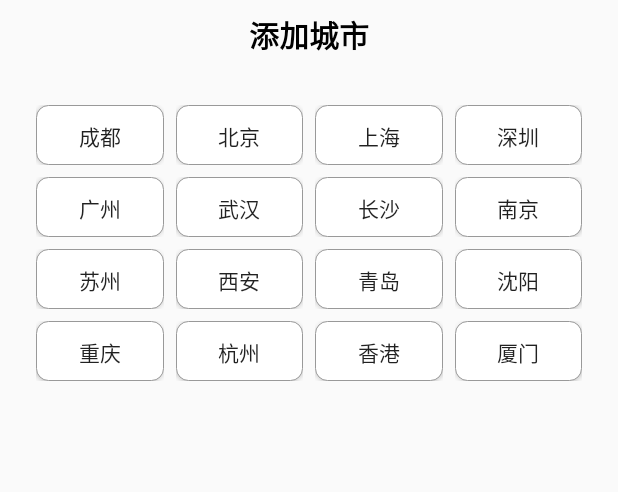
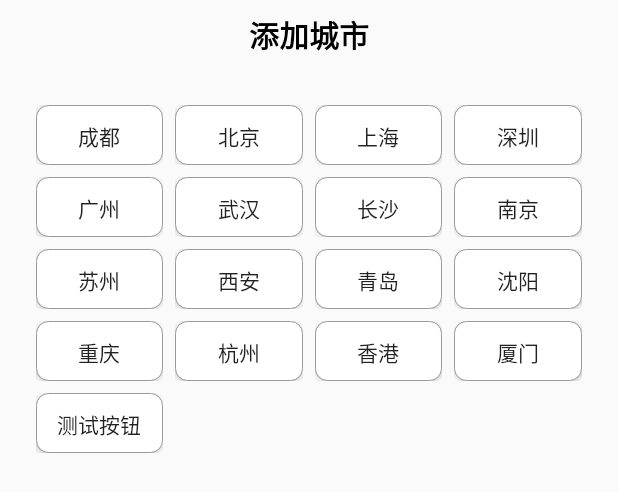
Before and after one commit to Skandinaviske/WeatherApp, an Android app: the layout bottom_sheet_dialog.xml on its own in the app's theme, with its tools: preview values and no code run, on a phone screen of 412 x 824 dp. Shown: the top 492 px of the screen. Run offline under Robolectric (Android 15) with nearby library versions, the phone set to English and light mode, and no system bars.

Commit message:
Finish bind BottomSheetDialog

```diff
--- a/app/src/main/java/com/example/myweatherapp/database/AppDatabase.kt
+++ b/app/src/main/java/com/example/myweatherapp/database/AppDatabase.kt
@@ -23,6 +23,7 @@ abstract class AppDatabase : RoomDatabase() {
 
         private fun buildDatabase(appContext: Context) =
             Room.databaseBuilder(appContext, AppDatabase::class.java, "weatherdata")
+                .allowMainThreadQueries()
                 .build()
     }
 
--- a/app/src/main/java/com/example/myweatherapp/repository/Repository.kt
+++ b/app/src/main/java/com/example/myweatherapp/repository/Repository.kt
@@ -2,7 +2,6 @@ package com.example.myweatherapp.repository
 
 import android.annotation.SuppressLint
 import android.app.Application
-import android.content.Context
 import android.os.Build
 import android.util.Log
 import androidx.annotation.RequiresApi
@@ -82,8 +81,8 @@ class Repository {
                         val db = AppDatabase.getDatabase(application)
                         db.DataDao().insert(dataModel)
 
-                        val basicModel1 = db.DataDao().getData("chengdu")
-                        Log.d("TestLiang", "result =${basicModel1.temperature}")
+//                        val basicModel1 = db.DataDao().getData("chengdu")
+//                        Log.d("TestLiang", "result =${basicModel1.temperature}")
                         //Log.d("CurrentWeather", temperature + weatherBackground + weathertype)
                     }
 
--- a/app/src/main/java/com/example/myweatherapp/util/BindingAdapter.kt
+++ b/app/src/main/java/com/example/myweatherapp/util/BindingAdapter.kt
@@ -40,7 +40,5 @@ class BindingAdapter {
         fun setImageResource(imageView: ImageView, resource: Int) {
             imageView.setImageResource(resource)
         }
-
-
     }
 }
--- a/app/src/main/java/com/example/myweatherapp/viewmodel/MyViewModel.kt
+++ b/app/src/main/java/com/example/myweatherapp/viewmodel/MyViewModel.kt
@@ -5,30 +5,53 @@ import android.app.Application
 import android.content.Context
 import android.content.Intent
 import android.util.Log
+import android.view.LayoutInflater
 import android.view.View
+import androidx.databinding.DataBindingUtil
+import androidx.databinding.DataBindingUtil.setContentView
 import androidx.lifecycle.AndroidViewModel
 import androidx.lifecycle.LiveData
 import androidx.lifecycle.MutableLiveData
-import androidx.lifecycle.ViewModel
 import com.example.myweatherapp.R
 import com.example.myweatherapp.adapter.BasicModel
+import com.example.myweatherapp.database.AppDatabase
+import com.example.myweatherapp.database.DataModel
+import com.example.myweatherapp.databinding.BottomSheetDialogBinding
 import com.example.myweatherapp.repository.Repository
 import com.example.myweatherapp.view.AddCityActivity
 import com.google.android.material.bottomsheet.BottomSheetDialog
 
 
-class MyViewModel(application: Application): AndroidViewModel(application) {
+class MyViewModel(application: Application) : AndroidViewModel(application) {
     private var textLiveDataforNow: MutableLiveData<ArrayList<String>>? = null
     private var textLiveDataforLocation: MutableLiveData<ArrayList<String>>? = null
     private var textLiveDataforDaily: MutableLiveData<ArrayList<BasicModel>>? = null
 
     private var repository = Repository()
 
-    fun init(cityname: String){
+    fun init(cityname: String) {
         repository = repository.instance
         textLiveDataforNow = repository.getNowInfo(cityname, getApplication())
         textLiveDataforLocation = repository.getLocationInfo(cityname)
         textLiveDataforDaily = repository.getDailyInfo(cityname)
+    }
+
+    fun addinDatabase(cityname: String) {
+        repository = repository.instance
+        Log.d("TestLiang", "Let us know that we r still rock n roll")
+        textLiveDataforNow = repository.getNowInfo(cityname, getApplication())
+    }
+
+    fun test() {
+        Log.d("TestLiang", "Let us know Winner")
+    }
+
+    fun showDatabase() {
+        val db = AppDatabase.getDatabase(getApplication())
+        val arrListDatabase: List<DataModel> = db.DataDao().getAllData()
+        for (i in arrListDatabase) {
+            Log.d("DataItem", "城市=" + i.city + " 温度=" + i.temperature + " 天气" + i.type)
+        }
     }
 
     val repositoryforNow: LiveData<ArrayList<String>>?
@@ -40,16 +63,15 @@ class MyViewModel(application: Application): AndroidViewModel(application) {
     val repositoryforDaily: LiveData<ArrayList<BasicModel>>?
         get() = textLiveDataforDaily
 
-    fun clicktoAddCity(view: View, cityname: String){
+    fun clicktoAddCity(view: View, cityname: String) {
         val context: Context = view.context
         Log.d("TestLiang", "Cityname is $cityname")
-        val intent:Intent = Intent(context, AddCityActivity::class.java)
-        intent.putExtra("cityname",cityname)
+        val intent: Intent = Intent(context, AddCityActivity::class.java)
+        intent.putExtra("cityname", cityname)
         context.startActivity(intent)
     }
 
     fun onFinish(view: View) {
-        //val context: Context = view.context
         (view.context as Activity).finish()
     }
 
@@ -58,8 +80,15 @@ class MyViewModel(application: Application): AndroidViewModel(application) {
     }
 
     private fun showBottomSheetDialog(context: Context) {
+        val binding: BottomSheetDialogBinding = DataBindingUtil.inflate(
+            LayoutInflater.from(context),
+            R.layout.bottom_sheet_dialog,
+            null,
+            false
+        )
+        binding.viewModel = this
         val bottomSheetDialog = BottomSheetDialog(context)
-        bottomSheetDialog.setContentView(R.layout.bottom_sheet_dialog)
+        bottomSheetDialog.setContentView(binding.root);
         bottomSheetDialog.show()
     }
 }
--- a/app/src/main/res/layout/activity_main.xml
+++ b/app/src/main/res/layout/activity_main.xml
@@ -4,9 +4,7 @@
     xmlns:tools="http://schemas.android.com/tools">
 
     <data>
-
         <import type="android.view.View" />
-
         <variable
             name="viewModel"
             type="com.example.myweatherapp.viewmodel.MyViewModel" />
--- a/app/src/main/res/layout/bottom_sheet_dialog.xml
+++ b/app/src/main/res/layout/bottom_sheet_dialog.xml
@@ -1,18 +1,27 @@
 <?xml version="1.0" encoding="utf-8"?>
-<LinearLayout xmlns:android="http://schemas.android.com/apk/res/android"
-    xmlns:app="http://schemas.android.com/apk/res-auto"
-    android:orientation="vertical"
+<layout xmlns:android="http://schemas.android.com/apk/res/android"
+    xmlns:app="http://schemas.android.com/apk/res-auto">
+
+    <data>
+        <import type="android.view.View" />
+        <variable
+            name="viewModel"
+            type="com.example.myweatherapp.viewmodel.MyViewModel" />
+    </data>
+
+    <LinearLayout
         android:layout_width="match_parent"
-    android:layout_height="match_parent">
+        android:layout_height="wrap_content"
+        android:orientation="vertical">
 
         <TextView
             android:layout_width="wrap_content"
             android:layout_height="wrap_content"
-        android:text="添加城市"
             android:layout_gravity="center_vertical|center_horizontal"
             android:padding="8dp"
+            android:text="添加城市"
+            android:textColor="@color/black"
             android:textSize="20dp"
-        android:textColor="@color/black"
             android:textStyle="bold" />
 
 
@@ -21,8 +30,8 @@
             android:layout_width="match_parent"
             android:layout_height="wrap_content"
             android:layout_marginStart="20dp"
+            android:layout_marginTop="20dp"
             android:layout_marginEnd="20dp"
-        android:layout_marginTop="20dp"
             android:layout_marginBottom="50dp"
             app:columnCount="4"
             app:orientation="horizontal"
@@ -30,247 +39,265 @@
             app:useDefaultMargins="true">
 
             <LinearLayout
+                android:layout_width="0dp"
+                android:layout_height="40dp"
                 android:orientation="horizontal"
-            android:layout_width="0dp"
-            app:layout_columnWeight="1"
-            android:layout_height="40dp"
-            >
+                app:layout_columnWeight="1">
 
                 <Button
+                    android:layout_width="fill_parent"
+                    android:layout_height="fill_parent"
+                    android:background="@drawable/selector_btn_click_text_color"
                     android:gravity="center"
-                app:layout_rowWeight="1"
-                android:background="@drawable/selector_btn_click_text_color"
                     android:text="成都"
-                android:layout_height="fill_parent"
-                android:layout_width="fill_parent" />
+                    app:layout_rowWeight="1" />
             </LinearLayout>
 
             <LinearLayout
+                android:layout_width="0dp"
+                android:layout_height="40dp"
                 android:orientation="horizontal"
-            android:layout_width="0dp"
-            app:layout_columnWeight="1"
-            android:layout_height="40dp">
+                app:layout_columnWeight="1">
 
                 <Button
+                    android:layout_width="fill_parent"
+                    android:layout_height="fill_parent"
+                    android:background="@drawable/selector_btn_click_text_color"
                     android:gravity="center"
+                    android:text="北京"
                     app:layout_rowWeight="1"
-                android:background="@drawable/selector_btn_click_text_color"
-                android:text="北京"
-                android:layout_height="fill_parent"
-                android:layout_width="fill_parent" />
+                    android:onClick='@{(v) -> viewModel.test()}'/>
             </LinearLayout>
 
             <LinearLayout
+                android:layout_width="0dp"
+                android:layout_height="40dp"
                 android:orientation="horizontal"
-            android:layout_width="0dp"
-            app:layout_columnWeight="1"
-            android:layout_height="40dp">
+                app:layout_columnWeight="1">
 
                 <Button
+                    android:layout_width="fill_parent"
+                    android:layout_height="fill_parent"
+                    android:background="@drawable/selector_btn_click_text_color"
                     android:gravity="center"
+                    android:text="上海"
                     app:layout_rowWeight="1"
-                android:background="@drawable/selector_btn_click_text_color"
-                android:text="上海"
-                android:layout_height="fill_parent"
-                android:layout_width="fill_parent" />
+                    android:onClick='@{(v) -> viewModel.addinDatabase("shanghai")}'/>
             </LinearLayout>
 
             <LinearLayout
+                android:layout_width="0dp"
+                android:layout_height="40dp"
                 android:orientation="horizontal"
-            android:layout_width="0dp"
-            app:layout_columnWeight="1"
-            android:layout_height="40dp">
+                app:layout_columnWeight="1">
 
                 <Button
+                    android:layout_width="fill_parent"
+                    android:layout_height="fill_parent"
+                    android:background="@drawable/selector_btn_click_text_color"
                     android:gravity="center"
+                    android:text="深圳"
                     app:layout_rowWeight="1"
-                android:background="@drawable/selector_btn_click_text_color"
-                android:text="深圳"
-                android:layout_height="fill_parent"
-                android:layout_width="fill_parent" />
+                    android:onClick='@{(v) -> viewModel.addinDatabase("shenzhen")}'/>
             </LinearLayout>
 
             <LinearLayout
+                android:layout_width="0dp"
+                android:layout_height="40dp"
                 android:orientation="horizontal"
-            android:layout_width="0dp"
-            app:layout_columnWeight="1"
-            android:layout_height="40dp">
+                app:layout_columnWeight="1">
 
                 <Button
+                    android:layout_width="fill_parent"
+                    android:layout_height="fill_parent"
+                    android:background="@drawable/selector_btn_click_text_color"
                     android:gravity="center"
-                app:layout_rowWeight="1"
-                android:background="@drawable/selector_btn_click_text_color"
                     android:text="广州"
-                android:layout_height="fill_parent"
-                android:layout_width="fill_parent" />
+                    app:layout_rowWeight="1" />
             </LinearLayout>
 
             <LinearLayout
+                android:layout_width="0dp"
+                android:layout_height="40dp"
                 android:orientation="horizontal"
-            android:layout_width="0dp"
-            app:layout_columnWeight="1"
-            android:layout_height="40dp">
+                app:layout_columnWeight="1">
 
                 <Button
+                    android:layout_width="fill_parent"
+                    android:layout_height="fill_parent"
+                    android:background="@drawable/selector_btn_click_text_color"
                     android:gravity="center"
-                app:layout_rowWeight="1"
-                android:background="@drawable/selector_btn_click_text_color"
                     android:text="武汉"
-                android:layout_height="fill_parent"
-                android:layout_width="fill_parent" />
+                    app:layout_rowWeight="1" />
             </LinearLayout>
 
             <LinearLayout
+                android:layout_width="0dp"
+                android:layout_height="40dp"
                 android:orientation="horizontal"
-            android:layout_width="0dp"
-            app:layout_columnWeight="1"
-            android:layout_height="40dp">
+                app:layout_columnWeight="1">
 
                 <Button
+                    android:layout_width="fill_parent"
+                    android:layout_height="fill_parent"
+                    android:background="@drawable/selector_btn_click_text_color"
                     android:gravity="center"
-                app:layout_rowWeight="1"
-                android:background="@drawable/selector_btn_click_text_color"
                     android:text="长沙"
-                android:layout_height="fill_parent"
-                android:layout_width="fill_parent" />
+                    app:layout_rowWeight="1" />
             </LinearLayout>
 
             <LinearLayout
+                android:layout_width="0dp"
+                android:layout_height="40dp"
                 android:orientation="horizontal"
-            android:layout_width="0dp"
-            app:layout_columnWeight="1"
-            android:layout_height="40dp">
+                app:layout_columnWeight="1">
 
                 <Button
+                    android:layout_width="fill_parent"
+                    android:layout_height="fill_parent"
+                    android:background="@drawable/selector_btn_click_text_color"
                     android:gravity="center"
-                app:layout_rowWeight="1"
-                android:background="@drawable/selector_btn_click_text_color"
                     android:text="南京"
-                android:layout_height="fill_parent"
-                android:layout_width="fill_parent" />
+                    app:layout_rowWeight="1" />
             </LinearLayout>
 
             <LinearLayout
+                android:layout_width="0dp"
+                android:layout_height="40dp"
                 android:orientation="horizontal"
-            android:layout_width="0dp"
-            app:layout_columnWeight="1"
-            android:layout_height="40dp">
+                app:layout_columnWeight="1">
 
                 <Button
+                    android:layout_width="fill_parent"
+                    android:layout_height="fill_parent"
+                    android:background="@drawable/selector_btn_click_text_color"
                     android:gravity="center"
-                app:layout_rowWeight="1"
-                android:background="@drawable/selector_btn_click_text_color"
                     android:text="苏州"
-                android:layout_height="fill_parent"
-                android:layout_width="fill_parent" />
+                    app:layout_rowWeight="1" />
             </LinearLayout>
 
             <LinearLayout
+                android:layout_width="0dp"
+                android:layout_height="40dp"
                 android:orientation="horizontal"
-            android:layout_width="0dp"
-            app:layout_columnWeight="1"
-            android:layout_height="40dp">
+                app:layout_columnWeight="1">
 
                 <Button
+                    android:layout_width="fill_parent"
+                    android:layout_height="fill_parent"
+                    android:background="@drawable/selector_btn_click_text_color"
                     android:gravity="center"
-                app:layout_rowWeight="1"
-                android:background="@drawable/selector_btn_click_text_color"
                     android:text="西安"
-                android:layout_height="fill_parent"
-                android:layout_width="fill_parent" />
+                    app:layout_rowWeight="1" />
             </LinearLayout>
 
             <LinearLayout
+                android:layout_width="0dp"
+                android:layout_height="40dp"
                 android:orientation="horizontal"
-            android:layout_width="0dp"
-            app:layout_columnWeight="1"
-            android:layout_height="40dp">
+                app:layout_columnWeight="1">
 
                 <Button
+                    android:layout_width="fill_parent"
+                    android:layout_height="fill_parent"
+                    android:background="@drawable/selector_btn_click_text_color"
                     android:gravity="center"
-                app:layout_rowWeight="1"
-                android:background="@drawable/selector_btn_click_text_color"
                     android:text="青岛"
-                android:layout_height="fill_parent"
-                android:layout_width="fill_parent" />
+                    app:layout_rowWeight="1" />
             </LinearLayout>
 
             <LinearLayout
+                android:layout_width="0dp"
+                android:layout_height="40dp"
                 android:orientation="horizontal"
-            android:layout_width="0dp"
-            app:layout_columnWeight="1"
-            android:layout_height="40dp">
+                app:layout_columnWeight="1">
 
                 <Button
+                    android:layout_width="fill_parent"
+                    android:layout_height="fill_parent"
+                    android:background="@drawable/selector_btn_click_text_color"
                     android:gravity="center"
-                app:layout_rowWeight="1"
-                android:background="@drawable/selector_btn_click_text_color"
                     android:text="沈阳"
-                android:layout_height="fill_parent"
-                android:layout_width="fill_parent" />
+                    app:layout_rowWeight="1" />
             </LinearLayout>
 
             <LinearLayout
+                android:layout_width="0dp"
+                android:layout_height="40dp"
                 android:orientation="horizontal"
-            android:layout_width="0dp"
-            app:layout_columnWeight="1"
-            android:layout_height="40dp">
+                app:layout_columnWeight="1">
 
                 <Button
+                    android:layout_width="fill_parent"
+                    android:layout_height="fill_parent"
+                    android:background="@drawable/selector_btn_click_text_color"
                     android:gravity="center"
-                app:layout_rowWeight="1"
-                android:background="@drawable/selector_btn_click_text_color"
                     android:text="重庆"
-                android:layout_height="fill_parent"
-                android:layout_width="fill_parent" />
+                    app:layout_rowWeight="1" />
             </LinearLayout>
 
             <LinearLayout
+                android:layout_width="0dp"
+                android:layout_height="40dp"
                 android:orientation="horizontal"
-            android:layout_width="0dp"
-            app:layout_columnWeight="1"
-            android:layout_height="40dp">
+                app:layout_columnWeight="1">
 
                 <Button
+                    android:layout_width="fill_parent"
+                    android:layout_height="fill_parent"
+                    android:background="@drawable/selector_btn_click_text_color"
                     android:gravity="center"
-                app:layout_rowWeight="1"
-                android:background="@drawable/selector_btn_click_text_color"
                     android:text="杭州"
-                android:layout_height="fill_parent"
-                android:layout_width="fill_parent" />
+                    app:layout_rowWeight="1" />
             </LinearLayout>
 
             <LinearLayout
+                android:layout_width="0dp"
+                android:layout_height="40dp"
                 android:orientation="horizontal"
-            android:layout_width="0dp"
-            app:layout_columnWeight="1"
-            android:layout_height="40dp">
+                app:layout_columnWeight="1">
 
                 <Button
+                    android:layout_width="fill_parent"
+                    android:layout_height="fill_parent"
+                    android:background="@drawable/selector_btn_click_text_color"
                     android:gravity="center"
-                app:layout_rowWeight="1"
-                android:background="@drawable/selector_btn_click_text_color"
                     android:text="香港"
-                android:layout_height="fill_parent"
-                android:layout_width="fill_parent" />
+                    app:layout_rowWeight="1" />
             </LinearLayout>
 
             <LinearLayout
+                android:layout_width="0dp"
+                android:layout_height="40dp"
                 android:orientation="horizontal"
-            android:layout_width="0dp"
-            app:layout_columnWeight="1"
-            android:layout_height="40dp">
+                app:layout_columnWeight="1">
 
                 <Button
+                    android:layout_width="fill_parent"
+                    android:layout_height="fill_parent"
+                    android:background="@drawable/selector_btn_click_text_color"
                     android:gravity="center"
-                app:layout_rowWeight="1"
-                android:background="@drawable/selector_btn_click_text_color"
                     android:text="厦门"
-                android:layout_height="fill_parent"
-                android:layout_width="fill_parent" />
+                    app:layout_rowWeight="1" />
             </LinearLayout>
 
+            <LinearLayout
+                android:layout_width="0dp"
+                android:layout_height="40dp"
+                android:orientation="horizontal"
+                app:layout_columnWeight="1">
+
+                <Button
+                    android:layout_width="fill_parent"
+                    android:layout_height="fill_parent"
+                    android:background="@drawable/selector_btn_click_text_color"
+                    android:gravity="center"
+                    android:text="测试按钮"
+                    app:layout_rowWeight="1"
+                    android:onClick='@{(v) -> viewModel.showDatabase()}'/>
+            </LinearLayout>
 
         </androidx.gridlayout.widget.GridLayout>
 
     </LinearLayout>
+</layout>
```
Lines whose indentation alone changed are shown as unchanged.
